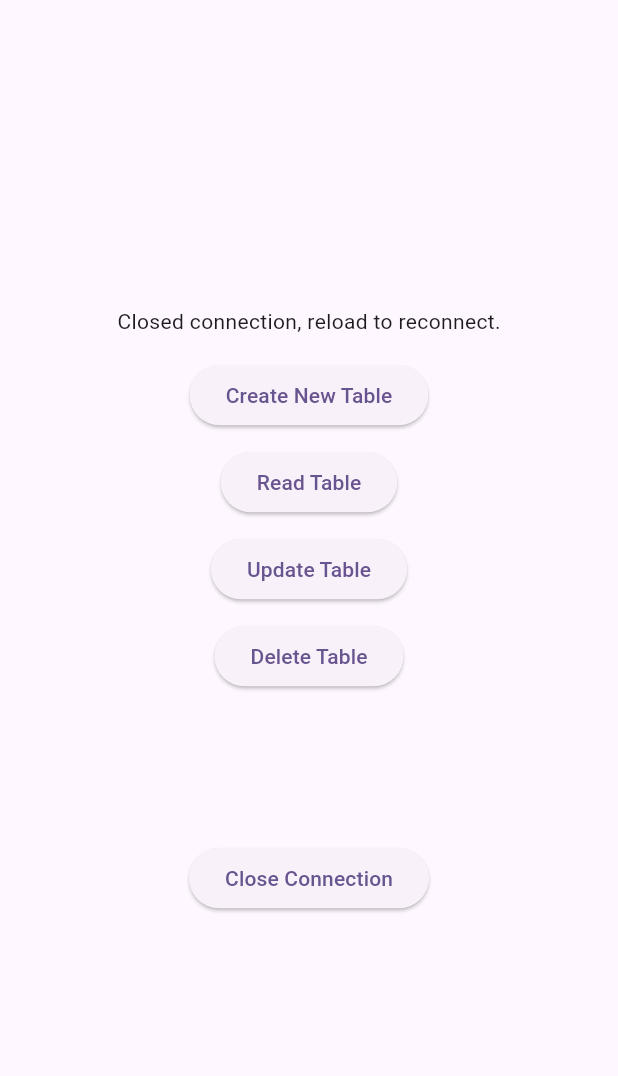
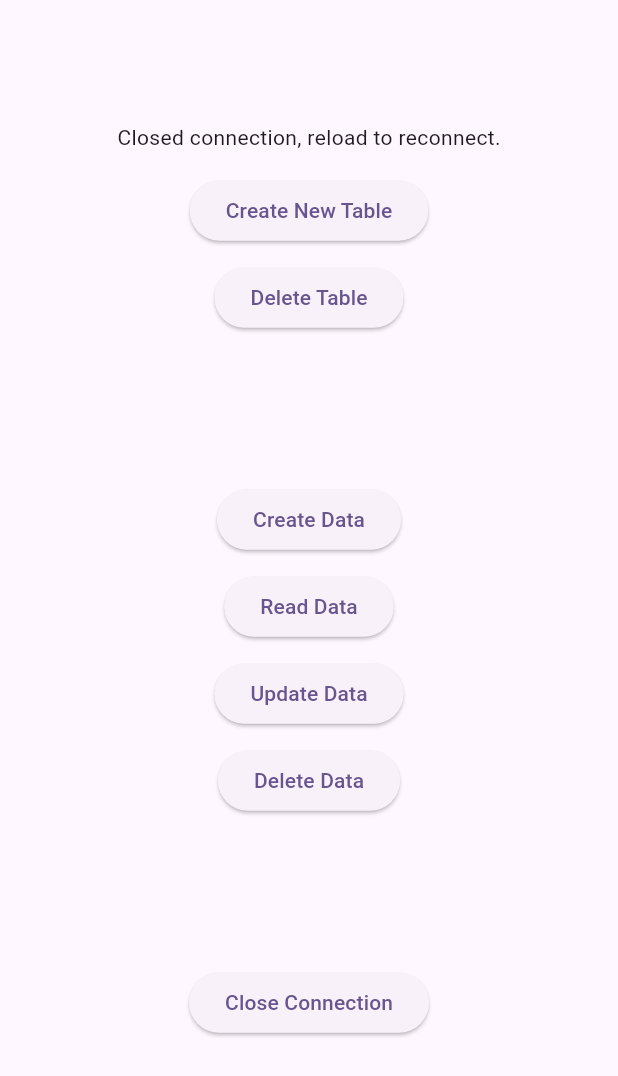
Before and after one commit to Beanlek/aiip_p2_database_test, a Flutter app: the screen it shows after launch, after a tap on "Create New Table", after a tap on "Delete Table", on a phone screen of 412 x 824 dp. Shown: the top 1076 px of the screen. Run offline on Flutter 3.47's test engine with Material 2 defaults, Android fonts, the phone set to English and light mode, and no system bars; our stand-ins replace flutter_dotenv; missing offline and left inert: postgres.

Commit message:
Update main.dart

```diff
--- a/lib/main.dart
+++ b/lib/main.dart
@@ -79,10 +79,12 @@ class MyHomePage extends StatefulWidget {
 }
 
 class _MyHomePageState extends State<MyHomePage> {
+  String response = '';
   @override
   Widget build(BuildContext context) {
     return Scaffold(
       body: Center(
+        child: SingleChildScrollView(
           child: Column(
             mainAxisAlignment: MainAxisAlignment.center,
             crossAxisAlignment: CrossAxisAlignment.center,
@@ -93,8 +95,8 @@ class _MyHomePageState extends State<MyHomePage> {
                   onPressed: () async {
                     // await databaseConnection.open();
                     await databaseConnection.query('''
-CREATE TABLE public.table_test(
-  id text NOT NULL,
+        CREATE TABLE public.table_imran(
+          id serial primary key NOT NULL,
           name text NULL,
           email text NULL
         );
@@ -109,19 +111,114 @@ CREATE TABLE public.table_test(
                   },
                   child: Text('Create New Table')),
               spaceVertical(10),
-            ElevatedButton(onPressed: () {}, child: Text('Read Table')),
+              ElevatedButton(
+                  onPressed: () async {
+                    await databaseConnection.query('''
+        DROP TABLE public.table_imran;
+        ''');
+                    print('query passed: 1');
+                    await databaseConnection.close();
+                    setState(() {
+                      message = 'Closed connection, reload to reconnect.';
+                    });
+                    print('close connection: 1');
+                  },
+                  child: Text('Delete Table')),
+              spaceVertical(100),
+              ElevatedButton(
+                  onPressed: () async {
+                    // await databaseConnection.open();
+                    await databaseConnection.query('''
+        INSERT INTO public.table_imran(name,email)
+        VALUES ('Imran', 'imr4nfazli@gmail.com');
+        ''');
+
+                    print('query passed: 1');
+                    await databaseConnection.close();
+                    setState(() {
+                      message = 'Closed connection, reload to reconnect.';
+                    });
+                    print('close connection: 1');
+                  },
+                  child: Text('Create Data')),
               spaceVertical(10),
-            ElevatedButton(onPressed: () {}, child: Text('Update Table')),
+              ElevatedButton(
+                  onPressed: () async {
+                    var postgresResponse = await databaseConnection.query('''
+        SELECT * from public.table_imran;
+        ''');
+                    print('query passed: 1');
+
+                    if (postgresResponse.isEmpty) {
+                      await databaseConnection.close();
+                      response = '===\nDatabase is empty.\n===';
+                      setState(() {
+                        message = 'Closed connection, reload to reconnect.';
+                      });
+                      return;
+                    }
+
+                    await databaseConnection.close();
+                    setState(() {
+                      message = 'Closed connection, reload to reconnect.';
+                      for (var row in postgresResponse) {
+                        String temp = '''
+        ===
+        id: ${row[0]}
+        name: ${row[1]}
+        email: ${row[2]}
+        ===
+        ''';
+                        response = '$response\n$temp';
+                      }
+                    });
+                    print(response);
+
+                    print('close connection: 1');
+                  },
+                  child: Text('Read Data')),
               spaceVertical(10),
-            ElevatedButton(onPressed: () {}, child: Text('Delete Table')),
+              // Text('response\n$response'),
+              response == '' ? SizedBox() : Text(response),
+              response == '' ? SizedBox() : spaceVertical(10),
+              ElevatedButton(
+                  onPressed: () async {
+                    await databaseConnection.query('''
+        UPDATE public.table_imran SET email='fazli.salikin@gmail.com' WHERE id=2;
+        ''');
+                    print('query passed: 1');
+
+                    await databaseConnection.close();
+                    setState(() {
+                      message = 'Closed connection, reload to reconnect.';
+                    });
+                    print('close connection: 1');
+                  },
+                  child: Text('Update Data')),
+              spaceVertical(10),
+              ElevatedButton(
+                  onPressed: () async {
+                    await databaseConnection.query('''
+        DELETE FROM public.table_imran WHERE id>0;
+        ''');
+                    print('query passed: 1');
+
+                    await databaseConnection.close();
+                    setState(() {
+                      message = 'Closed connection, reload to reconnect.';
+                    });
+                    print('close connection: 1');
+                  },
+                  child: Text('Delete Data')),
               spaceVertical(100),
               ElevatedButton(
                   onPressed: () async {
                     await databaseConnection.close();
                   },
                   child: Text('Close Connection')),
-            spaceVertical(10),
+              spaceVertical(50),
             ],
+          ),
         ),
       ),
     );
```
Lines whose indentation alone changed are shown as unchanged.
